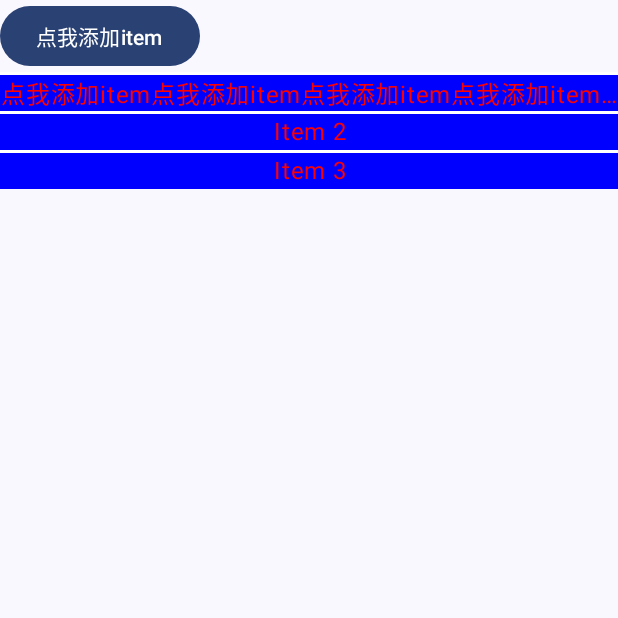
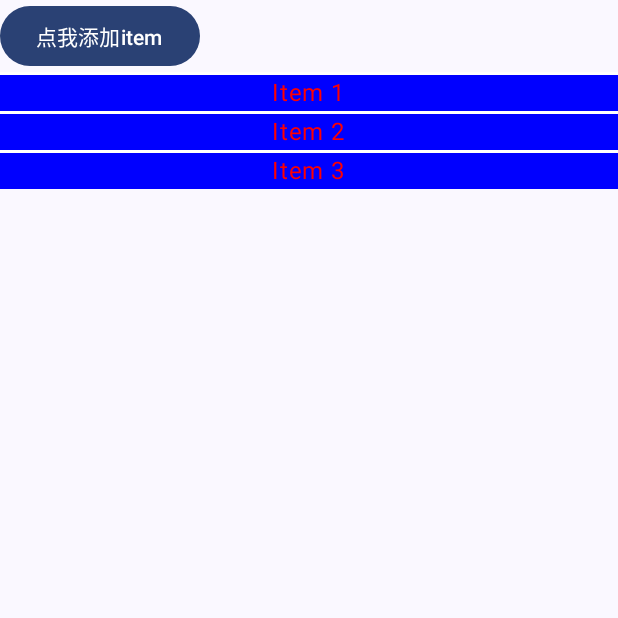
Before and after one commit to xfhy/ComposeDemo, an Android app built with Jetpack Compose: the screen it shows after launch (ListActivity), after a tap on "点我添加item", on a phone screen of 412 x 824 dp, the top half of it. Run offline under Robolectric (Android 15) with nearby library versions, the phone set to English and light mode, and no system bars; our stand-ins replace livedata-compose.

Commit message:
Compose展示列表 并配合 ViewModel\LiveData

```diff
--- a/app/build.gradle
+++ b/app/build.gradle
@@ -67,4 +67,6 @@ dependencies {
     androidTestImplementation libs.androidx.ui.test.junit4
     debugImplementation libs.androidx.ui.tooling
     debugImplementation libs.androidx.ui.test.manifest
+
+    implementation "androidx.compose.runtime:runtime-livedata:1.7.5"
 }
--- a/app/src/main/java/com/xfhy/composedemo/ListActivity.kt
+++ b/app/src/main/java/com/xfhy/composedemo/ListActivity.kt
@@ -4,6 +4,7 @@ import android.os.Bundle
 import androidx.activity.ComponentActivity
 import androidx.activity.compose.setContent
 import androidx.activity.enableEdgeToEdge
+import androidx.activity.viewModels
 import androidx.compose.foundation.background
 import androidx.compose.foundation.layout.Box
 import androidx.compose.foundation.layout.Column
@@ -32,11 +33,17 @@ import androidx.compose.ui.unit.dp
 import androidx.compose.ui.unit.sp
 import androidx.compose.ui.viewinterop.AndroidView
 import com.xfhy.composedemo.ui.theme.ComposeDemoTheme
+import com.xfhy.composedemo.viewmodel.DynamicListViewModel
+import androidx.compose.runtime.livedata.observeAsState
 
 /**
- * 展示一个列表,类似于RecycleView
+ * 1. 展示一个列表,类似于RecycleView,动态添加元素并刷新,item 间隔
+ * 2. 配合ViewModel和LiveData
  */
 class ListActivity : ComponentActivity() {
+
+    private val viewmodel: DynamicListViewModel by viewModels()
+
     override fun onCreate(savedInstanceState: Bundle?) {
         super.onCreate(savedInstanceState)
         enableEdgeToEdge()
@@ -44,14 +51,17 @@ class ListActivity : ComponentActivity() {
             ComposeDemoTheme {
                 Scaffold(modifier = Modifier.fillMaxSize()) { innerPadding ->
                     Column(modifier = Modifier.padding(top = innerPadding.calculateTopPadding())) {
-                        DynamicListScreen()
+//                        DynamicListScreen()
+                        DynamicListScreenAddViewModel(viewmodel)
                     }
                 }
             }
         }
     }
+
 }
 
+// 没用LiveData和ViewModel
 @Composable
 fun DynamicListScreen() {
     // 状态变量，用于存储列表数据
@@ -92,3 +102,44 @@ fun DynamicListScreen() {
         }
     }
 }
+
+// 用上LiveData和ViewModel
+@Composable
+fun DynamicListScreenAddViewModel(viewModel: DynamicListViewModel) {
+    // 状态变量，用于存储列表数据
+    val items by viewModel.items.observeAsState(emptyList())
+    // 按钮点击时添加新项目到列表
+    val addButton = @Composable {
+        Button(onClick = { viewModel.addItem("Item ${items.size + 1}") }) {
+            Text(text = "点我添加item")
+        }
+    }
+    // LazyColumn用于展示列表  类似RecycleView
+    LazyColumn {
+        item { addButton() }
+        itemsIndexed(items) { index, item ->
+            // 分割线
+            Box(
+                modifier = Modifier
+                    .fillMaxWidth()
+                    .height(2.dp)
+                    .background(Color.White)
+            )
+            // item
+            Text(
+                text = item,
+                fontSize = 16.sp,
+                color = Color.Red,
+                maxLines = 1,
+                // 展示不完时,在末尾添加省略号
+                overflow = TextOverflow.Ellipsis,
+                textAlign = TextAlign.Center,
+                modifier = Modifier
+                    .background(Color.Blue)
+                    // 宽  占满
+                    .fillMaxWidth()
+                    .padding(start = 3.dp, end = 6.dp)
+            )
+        }
+    }
+}
--- /dev/null
+++ b/app/src/main/java/com/xfhy/composedemo/viewmodel/DynamicListViewModel.kt
@@ -0,0 +1,25 @@
+package com.xfhy.composedemo.viewmodel
+
+import androidx.lifecycle.MutableLiveData
+import androidx.lifecycle.ViewModel
+
+/**
+ * @author : guoliang08
+ * Create time : 2024/12/4 19:04
+ * Description :
+ */
+class DynamicListViewModel : ViewModel() {
+
+    val items = MutableLiveData<List<String>>().apply {
+        value = listOf("Item 1", "Item 2")
+    }
+
+    fun addItem(item: String) {
+        items.value?.let {
+            val newList = it.toMutableList()
+            newList.add(item)
+            items.postValue(newList)
+        }
+    }
+
+}
```
